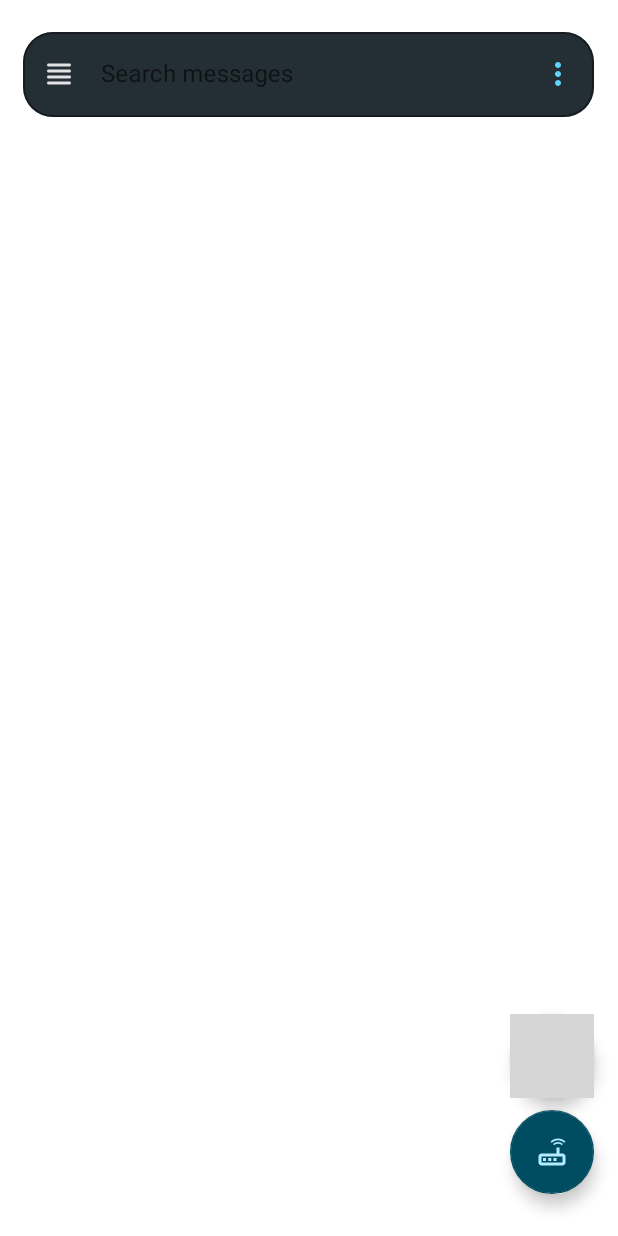
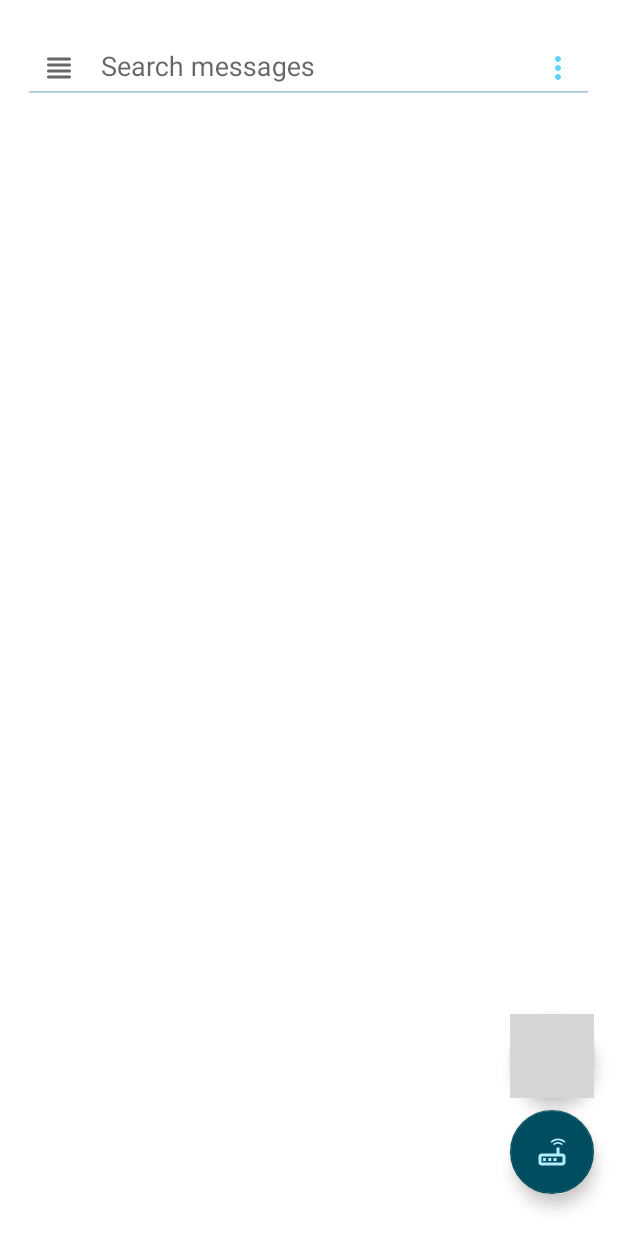
Before and after one commit to deku-messaging/Deku-SMS-Android, an Android app: the MessagesThreadsActivity screen opened directly, with no data from a screen before it, on a phone screen of 412 x 824 dp. Run offline under Robolectric (Android 15) with nearby library versions, the phone set to English and light mode, and no system bars; libraries missing offline, so code that uses them is left out: io.getstream.avatarview; 1 statement that could not run was skipped; grey boxes are pictures that could not be loaded.

Commit message:
update: day and nigt theme adjusted to look great

```diff
--- a/app/src/main/res/layout/activity_messages_threads.xml
+++ b/app/src/main/res/layout/activity_messages_threads.xml
@@ -15,23 +15,22 @@
         android:layout_marginTop="16dp"
         android:layout_marginEnd="16dp"
         android:fontFamily="sans-serif-thin"
-        app:boxBackgroundColor="#242f35"
+        android:theme="@style/Theme.receivedConstraints"
         app:boxBackgroundMode="outline"
         app:boxCornerRadiusBottomEnd="20dp"
         app:boxCornerRadiusBottomStart="20dp"
         app:boxCornerRadiusTopEnd="20dp"
         app:boxCornerRadiusTopStart="20dp"
         app:boxStrokeColor="@null"
+        app:endIconDrawable="@drawable/ic_baseline_more_vert_24"
+        app:endIconMode="custom"
+        app:endIconTint="#5fd4fd"
         app:helperTextEnabled="true"
         app:layout_constraintEnd_toEndOf="parent"
         app:layout_constraintHorizontal_bias="0.0"
         app:layout_constraintStart_toStartOf="parent"
         app:layout_constraintTop_toTopOf="parent"
-        app:endIconMode="custom"
-        app:endIconTint="#5fd4fd"
-        app:endIconDrawable="@drawable/ic_baseline_more_vert_24"
-        app:startIconDrawable="@drawable/ic_round_view_headline_24"
-        app:startIconTint="#e1e2e4">
+        app:startIconDrawable="@drawable/ic_round_view_headline_24">
 
         <com.google.android.material.textfield.TextInputEditText
             android:id="@+id/recent_search_edittext_clickable"
--- a/app/src/main/res/values/themes.xml
+++ b/app/src/main/res/values/themes.xml
@@ -5,7 +5,7 @@
 <!--        <item name="colorPrimary">@color/purple_500</item>-->
         <item name="colorPrimary">@color/light_blue</item>
         <item name="colorPrimaryVariant">@color/purple_700</item>
-        <item name="colorOnPrimary">@color/white</item>
+        <item name="colorOnPrimary">@color/read_text</item>
         <!-- Secondary brand color. -->
         <item name="colorSecondary">@color/teal_200</item>
         <item name="colorSecondaryVariant">@color/teal_700</item>
@@ -13,9 +13,6 @@
         <!-- Status bar color. -->
 <!--        <item name="android:statusBarColor" tools:targetApi="l">?attr/colorPrimaryVariant</item>-->
         <!-- Customize your theme here. -->
-
-        <item name="android:editTextBackground">@color/black</item>
-
     </style>
 
     <style name="Theme.sentConstraints" parent="Theme.main">
```
